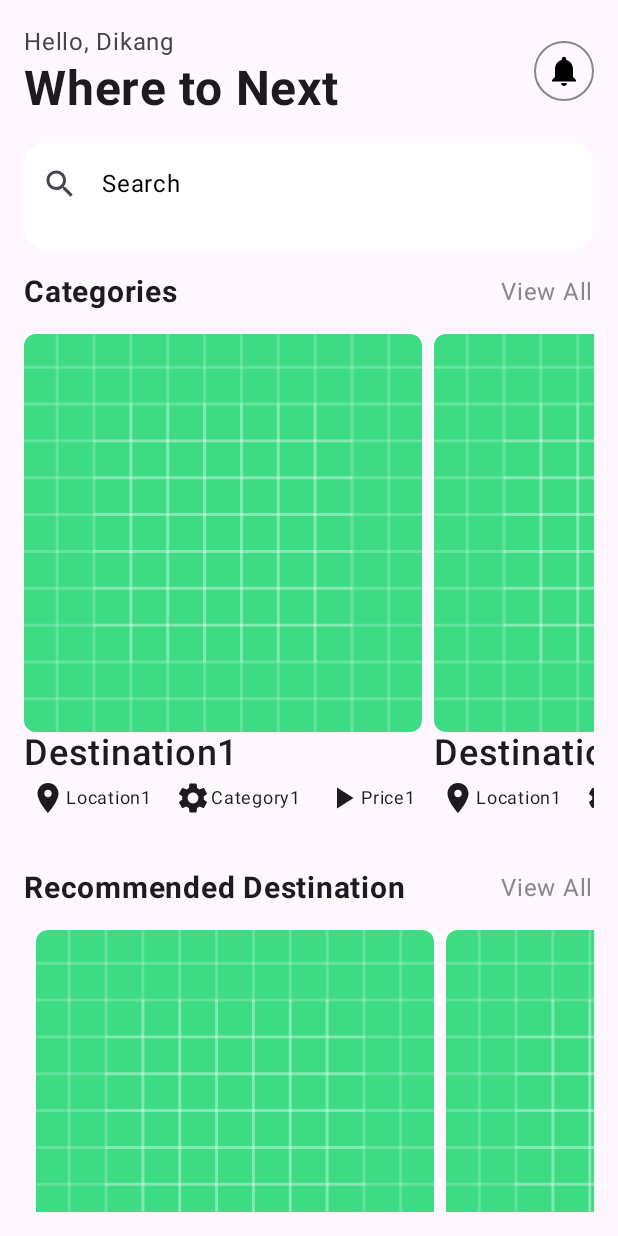
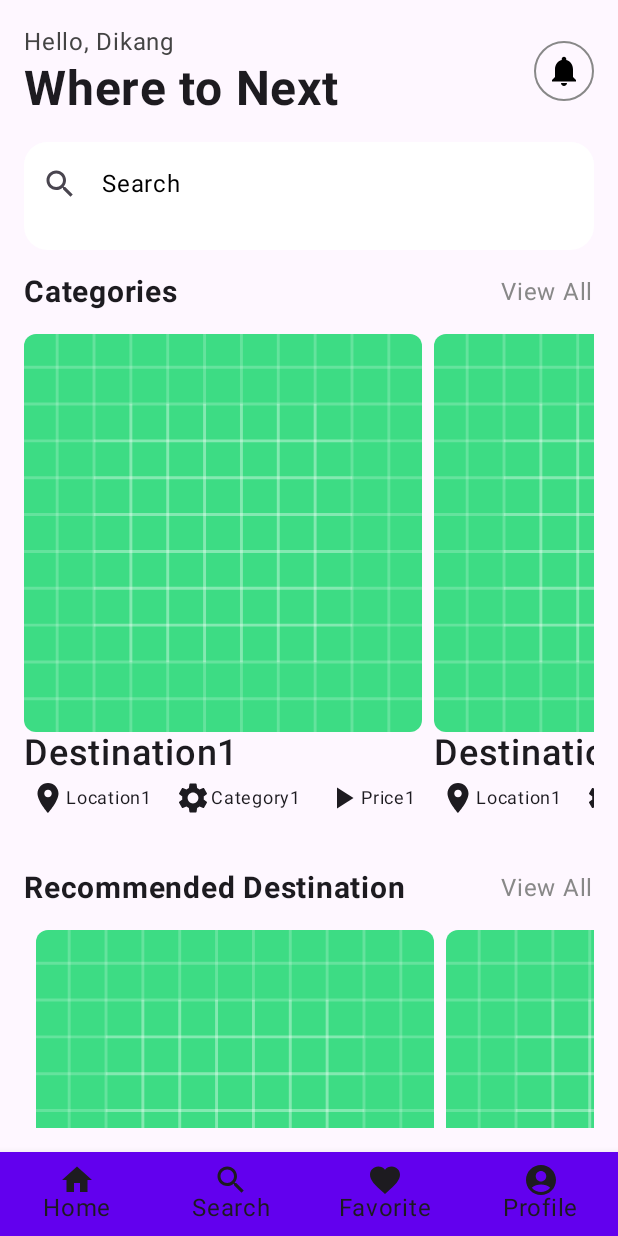
Before and after one commit to calvinadhikang/MD-SMEUs, an Android app built with Jetpack Compose: the UserActivity screen opened directly, with no data from a screen before it, on a phone screen of 412 x 824 dp. Run offline under Robolectric (Android 15) with nearby library versions, the phone set to English and light mode, and no system bars.

Commit message:
Close #16 and adding feature to Home Screen close #19

```diff
--- a/app/build.gradle
+++ b/app/build.gradle
@@ -69,5 +69,6 @@ dependencies {
     debugImplementation 'androidx.compose.ui:ui-tooling'
     debugImplementation 'androidx.compose.ui:ui-test-manifest'
 
-    implementation "androidx.navigation:navigation-compose:2.5.2"
+    implementation "androidx.navigation:navigation-compose:2.5.3"
+    implementation "androidx.compose.material:material:1.4.2"
 }
--- a/app/src/main/java/com/bangkit/smeus/ui/model/Destination.kt
+++ b/app/src/main/java/com/bangkit/smeus/ui/model/Destination.kt
@@ -7,5 +7,4 @@ class Destination(
     var category: String,
     var price: String,
     var photo: Int
-) {
-}
+)
--- /dev/null
+++ b/app/src/main/java/com/bangkit/smeus/ui/navigation/NavigationItem.kt
@@ -0,0 +1,9 @@
+package com.bangkit.smeus.ui.navigation
+
+import androidx.compose.ui.graphics.vector.ImageVector
+
+data class NavigationItem(
+    val title: String,
+    val icon: ImageVector,
+    val screen: Screen
+)
--- a/app/src/main/java/com/bangkit/smeus/ui/navigation/Screen.kt
+++ b/app/src/main/java/com/bangkit/smeus/ui/navigation/Screen.kt
@@ -3,6 +3,6 @@ package com.bangkit.smeus.ui.navigation
 sealed class Screen(val route: String){
     object Home : Screen("home")
     object Search : Screen("search")
-    object Favorite : Screen("search")
+    object Favorite : Screen("favorite")
     object Profile : Screen("profile")
 }
--- /dev/null
+++ b/app/src/main/java/com/bangkit/smeus/ui/screen/HomeScreen.kt
@@ -0,0 +1,145 @@
+package com.bangkit.smeus.ui.screen
+
+import androidx.compose.foundation.Image
+import androidx.compose.foundation.border
+import androidx.compose.foundation.layout.Arrangement
+import androidx.compose.foundation.layout.Column
+import androidx.compose.foundation.layout.PaddingValues
+import androidx.compose.foundation.layout.Row
+import androidx.compose.foundation.layout.Spacer
+import androidx.compose.foundation.layout.fillMaxWidth
+import androidx.compose.foundation.layout.height
+import androidx.compose.foundation.layout.padding
+import androidx.compose.foundation.lazy.LazyRow
+import androidx.compose.foundation.lazy.items
+import androidx.compose.foundation.rememberScrollState
+import androidx.compose.foundation.shape.CircleShape
+import androidx.compose.foundation.verticalScroll
+import androidx.compose.material.icons.Icons
+import androidx.compose.material.icons.filled.Notifications
+import androidx.compose.material.icons.filled.Search
+import androidx.compose.material3.Icon
+import androidx.compose.material3.Text
+import androidx.compose.runtime.Composable
+import androidx.compose.runtime.getValue
+import androidx.compose.runtime.mutableStateOf
+import androidx.compose.runtime.saveable.rememberSaveable
+import androidx.compose.runtime.setValue
+import androidx.compose.ui.Alignment
+import androidx.compose.ui.Modifier
+import androidx.compose.ui.graphics.Color
+import androidx.compose.ui.text.font.FontWeight
+import androidx.compose.ui.unit.dp
+import androidx.compose.ui.unit.sp
+import com.bangkit.smeus.R
+import com.bangkit.smeus.ui.components.DestinationItem
+import com.bangkit.smeus.ui.components.InputForm
+import com.bangkit.smeus.ui.model.Destination
+
+@Composable
+fun HomeScreen(
+    modifier: Modifier = Modifier
+) {
+    var listDestinationFake = listOf<Destination>(
+        Destination(1, "Destination1", category = "Category1", location = "Location1", price = "Price1", photo = R.drawable.ic_launcher_background),
+        Destination(2, "Destination1", category = "Category1", location = "Location1", price = "Price1", photo = R.drawable.ic_launcher_background),
+        Destination(3, "Destination1", category = "Category1", location = "Location1", price = "Price1", photo = R.drawable.ic_launcher_background),
+    )
+    var searchText by rememberSaveable { mutableStateOf("") }
+
+    Column(
+        modifier = modifier
+            .padding(16.dp)
+            .verticalScroll(rememberScrollState())
+    ) {
+        Row(
+            verticalAlignment = Alignment.CenterVertically
+        ) {
+            Column(
+                modifier = modifier.weight(1F)
+            ) {
+                Text(
+                    color = Color.DarkGray,
+                    text = "Hello, Dikang",
+                    modifier = modifier
+                )
+                Text(
+                    fontWeight = FontWeight.Bold,
+                    fontSize = 32.sp,
+                    text = "Where to Next",
+                    modifier = modifier
+                )
+            }
+            Image(
+                imageVector = Icons.Default.Notifications,
+                contentDescription = "",
+                modifier = modifier
+                    .border(1.dp, Color.Gray, CircleShape)
+                    .padding(8.dp)
+            )
+        }
+        Spacer(modifier = modifier.height(16.dp))
+        InputForm(
+            text = "",
+            label = "Search",
+            errorText = "",
+            onValueChange = {},
+            leadingIcon = {
+                Icon(
+                    imageVector = Icons.Default.Search,
+                    contentDescription = ""
+                )
+            }
+        )
+        Spacer(modifier = modifier.height(16.dp))
+        Row(
+            verticalAlignment = Alignment.CenterVertically,
+            modifier = modifier.fillMaxWidth()
+        ) {
+            Text(text = "Categories", fontWeight = FontWeight.Bold, fontSize = 20.sp, modifier = modifier.weight(1F))
+            Text(text = "View All", color = Color.Gray)
+        }
+        LazyRow(
+            horizontalArrangement = Arrangement.spacedBy(8.dp),
+            contentPadding = PaddingValues(top = 8.dp, bottom = 8.dp),
+            modifier = modifier
+                .padding(top = 8.dp, start = 0.dp, bottom = 8.dp)
+        ) {
+            items(items = listDestinationFake, key = { it -> it.id }) { it ->
+                DestinationItem(
+                    image = it.photo,
+                    name = it.name,
+                    location = it.location,
+                    category = it.category,
+                    price = it.price,
+                    onClick = { }
+                )
+            }
+        }
+        Spacer(modifier = modifier.height(16.dp))
+        Row(
+            verticalAlignment = Alignment.CenterVertically,
+            modifier = modifier.fillMaxWidth()
+        ) {
+            Text(text = "Recommended Destination", fontWeight = FontWeight.Bold, fontSize = 20.sp, modifier = modifier.weight(1F))
+            Text(text = "View All", color = Color.Gray)
+        }
+        LazyRow(
+            horizontalArrangement = Arrangement.spacedBy(8.dp),
+            contentPadding = PaddingValues(8.dp),
+            modifier = modifier
+                .padding(top = 8.dp, start = 0.dp, bottom = 8.dp)
+        ) {
+            items(items = listDestinationFake, key = { it -> it.id }) { it ->
+                DestinationItem(
+                    image = it.photo,
+                    name = it.name,
+                    location = it.location,
+                    category = it.category,
+                    price = it.price,
+                    onClick = { }
+                )
+            }
+        }
+    }
+}
--- a/app/src/main/java/com/bangkit/smeus/ui/user/UserActivity.kt
+++ b/app/src/main/java/com/bangkit/smeus/ui/user/UserActivity.kt
@@ -1,54 +1,39 @@
 package com.bangkit.smeus.ui.user
 
+import android.annotation.SuppressLint
 import android.os.Bundle
 import androidx.activity.ComponentActivity
 import androidx.activity.compose.setContent
-import androidx.compose.foundation.Image
-import androidx.compose.foundation.border
-import androidx.compose.foundation.gestures.ScrollableDefaults
-import androidx.compose.foundation.gestures.scrollable
-import androidx.compose.foundation.layout.Arrangement
-import androidx.compose.foundation.layout.Column
-import androidx.compose.foundation.layout.PaddingValues
-import androidx.compose.foundation.layout.Row
-import androidx.compose.foundation.layout.Spacer
+import androidx.compose.foundation.layout.Box
 import androidx.compose.foundation.layout.fillMaxSize
-import androidx.compose.foundation.layout.fillMaxWidth
-import androidx.compose.foundation.layout.height
 import androidx.compose.foundation.layout.padding
-import androidx.compose.foundation.lazy.LazyColumn
-import androidx.compose.foundation.lazy.LazyRow
-import androidx.compose.foundation.lazy.items
-import androidx.compose.foundation.rememberScrollState
-import androidx.compose.foundation.shape.CircleShape
-import androidx.compose.foundation.verticalScroll
+import androidx.compose.material.BottomNavigation
+import androidx.compose.material.BottomNavigationItem
 import androidx.compose.material.icons.Icons
-import androidx.compose.material.icons.filled.Notifications
+import androidx.compose.material.icons.filled.AccountCircle
+import androidx.compose.material.icons.filled.Favorite
+import androidx.compose.material.icons.filled.Home
 import androidx.compose.material.icons.filled.Search
-import androidx.compose.material3.Card
+import androidx.compose.material3.ExperimentalMaterial3Api
 import androidx.compose.material3.Icon
 import androidx.compose.material3.MaterialTheme
+import androidx.compose.material3.Scaffold
 import androidx.compose.material3.Surface
 import androidx.compose.material3.Text
 import androidx.compose.runtime.Composable
-import androidx.compose.runtime.mutableStateOf
-import androidx.compose.runtime.saveable.rememberSaveable
 import androidx.compose.runtime.getValue
-import androidx.compose.runtime.key
-import androidx.compose.runtime.setValue
-import androidx.compose.runtime.mutableStateOf
-import androidx.compose.ui.Alignment
 import androidx.compose.ui.Modifier
-import androidx.compose.ui.graphics.Color
-import androidx.compose.ui.modifier.modifierLocalConsumer
-import androidx.compose.ui.text.font.FontWeight
 import androidx.compose.ui.tooling.preview.Preview
-import androidx.compose.ui.unit.dp
-import androidx.compose.ui.unit.sp
-import com.bangkit.smeus.R
-import com.bangkit.smeus.ui.components.DestinationItem
-import com.bangkit.smeus.ui.components.InputForm
-import com.bangkit.smeus.ui.model.Destination
+import androidx.navigation.NavController
+import androidx.navigation.NavGraph.Companion.findStartDestination
+import androidx.navigation.NavHostController
+import androidx.navigation.compose.NavHost
+import androidx.navigation.compose.composable
+import androidx.navigation.compose.currentBackStackEntryAsState
+import androidx.navigation.compose.rememberNavController
+import com.bangkit.smeus.ui.navigation.NavigationItem
+import com.bangkit.smeus.ui.navigation.Screen
+import com.bangkit.smeus.ui.screen.HomeScreen
 
 class UserActivity : ComponentActivity() {
     override fun onCreate(savedInstanceState: Bundle?) {
@@ -66,110 +51,96 @@ class UserActivity : ComponentActivity() {
         }
     }
 }
-
-var listDestinationFake = listOf<Destination>(
-    Destination(1, "Destination1", category = "Category1", location = "Location1", price = "Price1", photo = R.drawable.ic_launcher_background),
-    Destination(2, "Destination1", category = "Category1", location = "Location1", price = "Price1", photo = R.drawable.ic_launcher_background),
-    Destination(3, "Destination1", category = "Category1", location = "Location1", price = "Price1", photo = R.drawable.ic_launcher_background),
-)
-
+@OptIn(ExperimentalMaterial3Api::class)
+@SuppressLint("UnusedMaterial3ScaffoldPaddingParameter")
 @Composable
 fun User(
     modifier: Modifier = Modifier
-) {
-    var searchText by rememberSaveable { mutableStateOf("") }
-
-    Column(
-        modifier = modifier
-            .padding(16.dp)
-            .verticalScroll(rememberScrollState())
-    ) {
-        Row(
-            verticalAlignment = Alignment.CenterVertically
-        ) {
-            Column(
-                modifier = modifier.weight(1F)
-            ) {
-                Text(
-                    color = Color.DarkGray,
-                    text = "Hello, Dikang",
-                    modifier = modifier
-                )
-                Text(
-                    fontWeight = FontWeight.Bold,
-                    fontSize = 32.sp,
-                    text = "Where to Next",
-                    modifier = modifier
+){
+    val navController: NavHostController = rememberNavController()
+    Scaffold(
+        bottomBar = {
+            BottomBar(
+                navController = navController
             )
         }
-            Image(
-                imageVector = Icons.Default.Notifications,
-                contentDescription = "",
+    ) {innerPadding ->
+        Box(modifier = modifier.padding(innerPadding)){
+            NavHost(
+                navController = navController,
+                startDestination = Screen.Home.route,
                 modifier = modifier
-                    .border(1.dp, Color.Gray, CircleShape)
-                    .padding(8.dp)
-            )
+            ){
+                composable(Screen.Home.route){
+                    HomeScreen()
                 }
-        Spacer(modifier = modifier.height(16.dp))
-        InputForm(
-            text = "",
-            label = "Search",
-            errorText = "",
-            onValueChange = {},
-            leadingIcon = {
-                Icon(
-                    imageVector = Icons.Default.Search,
-                    contentDescription = ""
-                )
+                composable(Screen.Search.route){
+
                 }
-        )
-        Spacer(modifier = modifier.height(16.dp))
-        Row(
-            verticalAlignment = Alignment.CenterVertically,
-            modifier = modifier.fillMaxWidth()
-        ) {
-            Text(text = "Categories", fontWeight = FontWeight.Bold, fontSize = 20.sp, modifier = modifier.weight(1F))
-            Text(text = "View All", color = Color.Gray)
+                composable(Screen.Favorite.route){
+
                 }
-        LazyRow(
-            horizontalArrangement = Arrangement.spacedBy(8.dp),
-            contentPadding = PaddingValues(top = 8.dp, bottom = 8.dp),
-            modifier = modifier
-                .padding(top = 8.dp, start = 0.dp, bottom = 8.dp)
-        ) {
-            items(items = listDestinationFake, key = { it -> it.id }) { it ->
-                DestinationItem(
-                    image = it.photo,
-                    name = it.name,
-                    location = it.location,
-                    category = it.category,
-                    price = it.price,
-                    onClick = { }
-                )
+                composable(Screen.Profile.route){
+
                 }
             }
-        Spacer(modifier = modifier.height(16.dp))
-        Row(
-            verticalAlignment = Alignment.CenterVertically,
-            modifier = modifier.fillMaxWidth()
+        }
+    }
+}
+
+@Composable
+fun BottomBar(
+    navController: NavController,
+    modifier: Modifier = Modifier
+){
+    BottomNavigation(
+        modifier = modifier
     ) {
-            Text(text = "Recommended Destination", fontWeight = FontWeight.Bold, fontSize = 20.sp, modifier = modifier.weight(1F))
-            Text(text = "View All", color = Color.Gray)
+        val navBackStackEntry by navController.currentBackStackEntryAsState()
+        val currentRoute = navBackStackEntry?.destination?.route
+
+        val navigationItems = listOf(
+            NavigationItem(
+                title = "Home",
+                icon = Icons.Default.Home,
+                screen = Screen.Home
+            ),
+            NavigationItem(
+                title = "Search",
+                icon = Icons.Default.Search,
+                screen = Screen.Search
+            ),
+            NavigationItem(
+                title = "Favorite",
+                icon = Icons.Default.Favorite,
+                screen = Screen.Favorite
+            ),
+            NavigationItem(
+                title = "Profile",
+                icon = Icons.Default.AccountCircle,
+                screen = Screen.Profile
+            )
+        )
+        BottomNavigation {
+            navigationItems.map { item ->
+                BottomNavigationItem(
+                    icon = {
+                        Icon(
+                            imageVector = item.icon,
+                            contentDescription = item.title
+                        )
+                    },
+                    label = { Text(text = item.title) },
+                    selected = currentRoute == item.screen.route,
+                    onClick = {
+                        navController.navigate(item.screen.route){
+                            popUpTo(navController.graph.findStartDestination().id){
+                                saveState = true
                             }
-        LazyRow(
-            horizontalArrangement = Arrangement.spacedBy(8.dp),
-            contentPadding = PaddingValues(8.dp),
-            modifier = modifier
-                .padding(top = 8.dp, start = 0.dp, bottom = 8.dp)
-        ) {
-            items(items = listDestinationFake, key = { it -> it.id }) { it ->
-                DestinationItem(
-                    image = it.photo,
-                    name = it.name,
-                    location = it.location,
-                    category = it.category,
-                    price = it.price,
-                    onClick = { }
+                            restoreState = true
+                            launchSingleTop = true
+                        }
+                    }
                 )
             }
         }
```
Also changed, not shown: app/src/main/java/com/bangkit/smeus/ui/components/BottomBar.kt (added, +17 -0 lines), app/src/main/java/com/bangkit/smeus/ui/main/MainActivity.kt (+21 -10 lines), app/src/main/java/com/bangkit/smeus/ui/register/RegisterActivity.kt (+1 -11 lines). Lines whose indentation alone changed are shown as unchanged.
